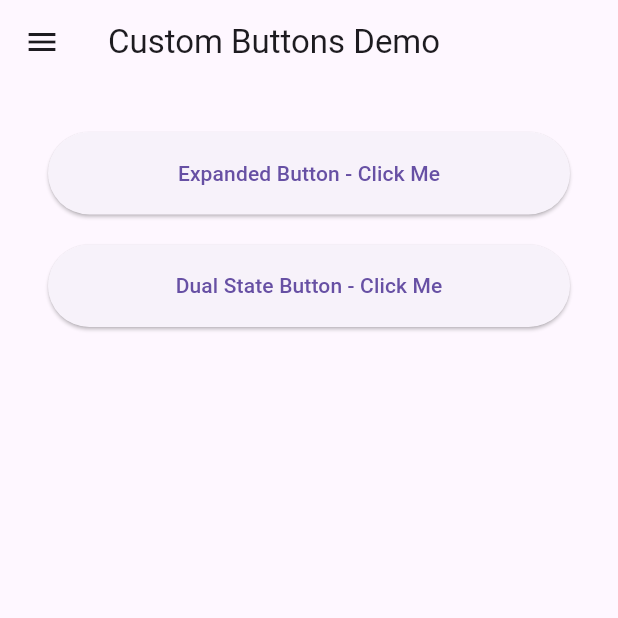
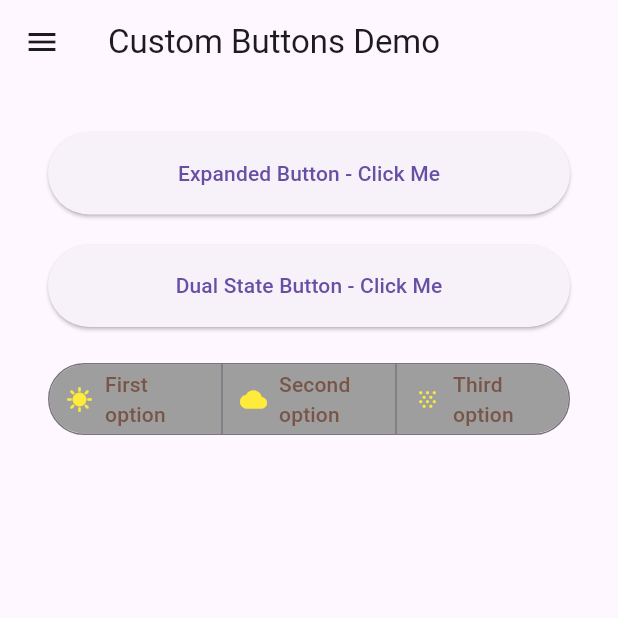
Before and after one commit to sssloba/flutter-widgets-demo, a Flutter app: the CustomButtonsDemo screen opened directly, on a phone screen of 412 x 824 dp, the top half of it. Run offline on Flutter 3.47's test engine with Material 3 defaults, Android fonts, the phone set to English and light mode, and no system bars.

Commit message:
segmented-button-demo

```diff
--- a/lib/screens/custom_buttons_demo.dart
+++ b/lib/screens/custom_buttons_demo.dart
@@ -1,7 +1,8 @@
 import 'package:flutter/material.dart';
 import 'package:flutter_widgets_demo/widgets/app_drawer.dart';
-import 'package:flutter_widgets_demo/widgets/dual_state_button.dart';
-import 'package:flutter_widgets_demo/widgets/expanded_button.dart';
+import 'package:flutter_widgets_demo/widgets/buttons/dual_state_button.dart';
+import 'package:flutter_widgets_demo/widgets/buttons/expanded_button.dart';
+import 'package:flutter_widgets_demo/widgets/buttons/segmented_button_demo.dart';
 
 class CustomButtonsDemo extends StatelessWidget {
   const CustomButtonsDemo({super.key});
@@ -26,7 +27,9 @@ class CustomButtonsDemo extends StatelessWidget {
           ],
         ),
         SizedBox(height: 20),
-        DualStateButton(title: 'Dual State Button - Click Me', onConfirm: () {})
+        DualStateButton(title: 'Dual State Button - Click Me', onConfirm: () {}),
+        SizedBox(height: 20),
+        SegmentedButtonDemo()
       ]),
     );
   }
--- /dev/null
+++ b/lib/widgets/buttons/segmented_button_demo.dart
@@ -0,0 +1,53 @@
+import 'package:flutter/material.dart';
+
+class SegmentedButtonDemo extends StatefulWidget {
+  const SegmentedButtonDemo({super.key});
+
+  @override
+  State<SegmentedButtonDemo> createState() => _SegmentedButtonDemoState();
+}
+
+class _SegmentedButtonDemoState extends State<SegmentedButtonDemo> {
+  Set<int> values = {};
+
+  @override
+  Widget build(BuildContext context) {
+    return SegmentedButton(
+      multiSelectionEnabled: true,
+      emptySelectionAllowed: true,
+      showSelectedIcon: false,
+      style: ButtonStyle().copyWith(
+        backgroundColor: _resolveButtonColors(Colors.greenAccent, Colors.grey),
+        foregroundColor: _resolveButtonColors(Colors.yellow, Colors.brown),
+        iconColor: _resolveButtonColors(Colors.purpleAccent, Colors.yellow),
+      ),
+      segments: [
+        ButtonSegment(
+          value: 1,
+          label: Text('First option'),
+          icon: Icon(Icons.sunny),
+        ),
+        ButtonSegment(
+          value: 2,
+          label: Text('Second option'),
+          icon: Icon(Icons.cloud),
+        ),
+        ButtonSegment(
+          value: 3,
+          label: Text('Third option'),
+          icon: Icon(Icons.snowing),
+        ),
+      ],
+      selected: values,
+      onSelectionChanged: (p0) {
+        setState(() {
+          values = p0;
+        });
+      },
+    );
+  }
+
+  WidgetStateProperty<Color> _resolveButtonColors(Color selected, Color unselected) => WidgetStateProperty.resolveWith(
+        (states) => states.contains(WidgetState.selected) ? selected : unselected,
+      );
+}
```
Also changed, not shown: lib/widgets/buttons/dual_state_button.dart (renamed from lib/widgets/dual_state_button.dart), lib/widgets/buttons/expanded_button.dart (renamed from lib/widgets/expanded_button.dart).
